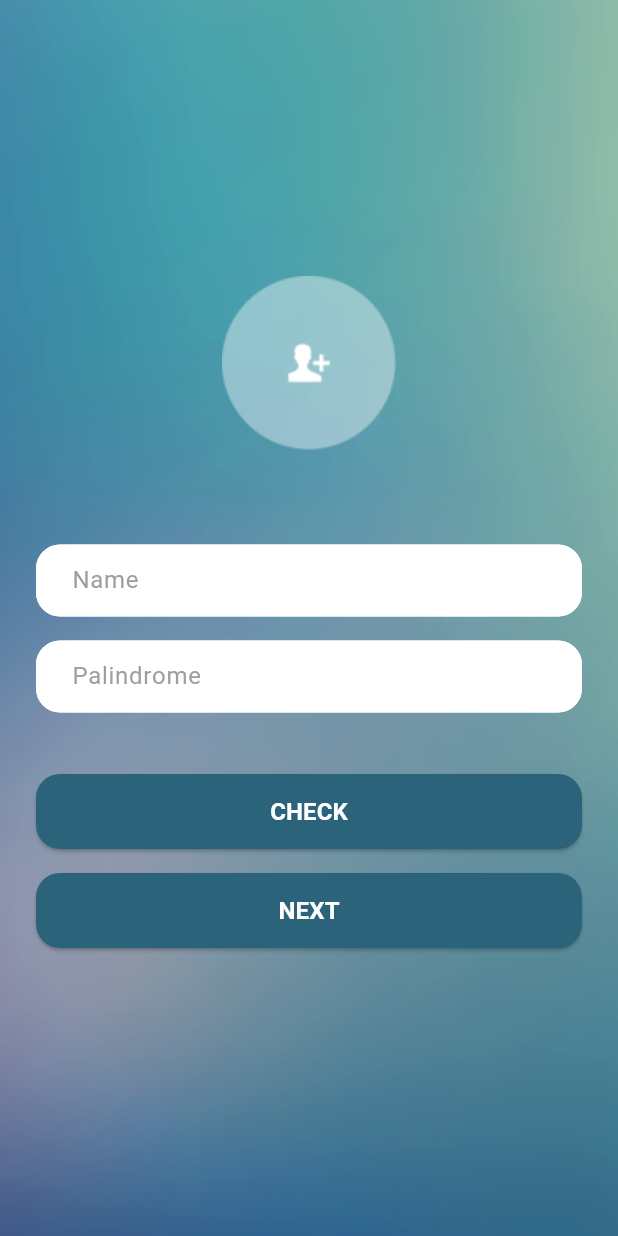
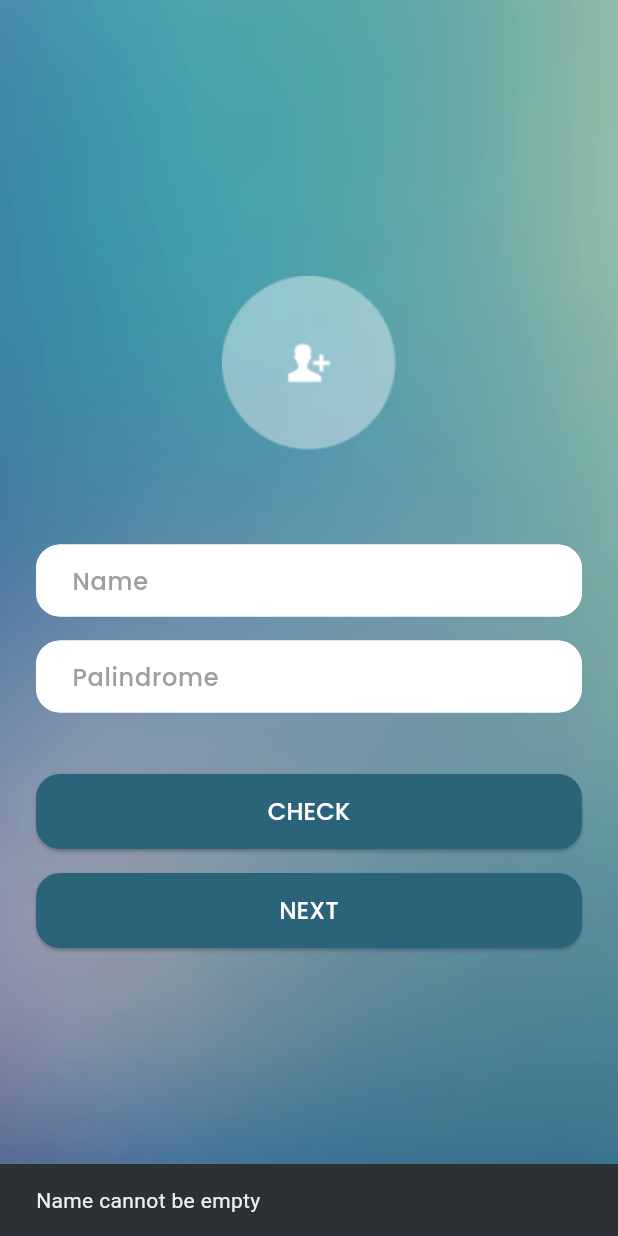
Before and after one commit to ifky06/suitmedia_mobile_dev_test, a Flutter app: the screen it shows after launch, after a tap on "NEXT", on a phone screen of 412 x 824 dp. Run offline on Flutter 3.47's test engine with Material 3 defaults, Android fonts, the phone set to English and light mode, and no system bars; our stand-ins replace google_fonts.

Commit message:
fix some bug

```diff
--- a/lib/components/elevated_button.dart
+++ b/lib/components/elevated_button.dart
@@ -1,4 +1,5 @@
 import 'package:flutter/material.dart';
+import 'package:google_fonts/google_fonts.dart';
 import 'package:suitmedia_mobile_dev_test/Theme/custom_theme.dart';
 
 class MyElevatedButton extends StatelessWidget {
@@ -25,11 +26,12 @@ class MyElevatedButton extends StatelessWidget {
             borderRadius: BorderRadius.circular(16),
           ),
         ),
-        child: Text(
-          titleText,
-          style: const TextStyle(
-              fontSize: 16, fontWeight: FontWeight.bold, color: Colors.white),
-        ),
+        child: Text(titleText,
+            style: GoogleFonts.poppins(
+              color: Colors.white,
+              fontWeight: FontWeight.w500,
+              fontSize: 16,
+            )),
       ),
     );
   }
--- a/lib/components/text_field.dart
+++ b/lib/components/text_field.dart
@@ -1,15 +1,14 @@
 import 'package:flutter/material.dart';
+import 'package:google_fonts/google_fonts.dart';
 
 class MyTextField extends StatelessWidget {
-  final String initialValue;
   final String hintText;
-  final void Function(String)? onChanged;
+  final TextEditingController? textController;
 
   const MyTextField({
     super.key,
-    this.initialValue = '',
     required this.hintText,
-    this.onChanged,
+    this.textController,
   });
 
   @override
@@ -21,11 +20,14 @@ class MyTextField extends StatelessWidget {
         borderRadius: BorderRadius.circular(16),
       ),
       child: TextFormField(
-        onChanged: onChanged,
-        initialValue: initialValue,
+        controller: textController,
         decoration: InputDecoration(
           hintText: hintText,
-          hintStyle: const TextStyle(color: Colors.grey),
+          hintStyle: GoogleFonts.poppins(
+            color: Colors.grey,
+            fontWeight: FontWeight.w500,
+            fontSize: 16,
+          ),
           contentPadding: const EdgeInsets.symmetric(horizontal: 20),
           border: const OutlineInputBorder(
             borderRadius: BorderRadius.all(Radius.circular(16)),
--- a/lib/pages/first_screen.dart
+++ b/lib/pages/first_screen.dart
@@ -2,14 +2,24 @@ import 'package:flutter/material.dart';
 import 'package:suitmedia_mobile_dev_test/Theme/custom_theme.dart';
 import 'package:suitmedia_mobile_dev_test/components/elevated_button.dart';
 import 'package:suitmedia_mobile_dev_test/components/text_field.dart';
+import 'package:suitmedia_mobile_dev_test/pages/second_page.dart';
 
-class FirstScreen extends StatelessWidget {
+class FirstScreen extends StatefulWidget {
   const FirstScreen({super.key});
+
+  @override
+  State<FirstScreen> createState() => _FirstScreenState();
+}
+
+class _FirstScreenState extends State<FirstScreen> {
+  final TextEditingController nameController = TextEditingController();
+  final TextEditingController palindromeController = TextEditingController();
 
   void _checkPalindrome(BuildContext context, String palindrome) {
     ScaffoldMessenger.of(context).clearSnackBars();
 
-    final isPalindrome = palindrome == palindrome.split('').reversed.join();
+    final isPalindrome = palindrome.replaceAll(' ', '').toLowerCase() ==
+        palindrome.split('').reversed.join().replaceAll(' ', '').toLowerCase();
 
     if (palindrome.isEmpty) {
       ScaffoldMessenger.of(context).showSnackBar(
@@ -34,10 +44,25 @@ class FirstScreen extends StatelessWidget {
     }
   }
 
+  void _handleNextButton(BuildContext context, String name) {
+    if (name.isEmpty) {
+      ScaffoldMessenger.of(context).showSnackBar(
+        const SnackBar(
+          content: Text('Name cannot be empty'),
+        ),
+      );
+    } else {
+      Navigator.push(
+        context,
+        MaterialPageRoute(
+          builder: (context) => SecondPage(name: name),
+        ),
+      );
+    }
+  }
+
   @override
   Widget build(BuildContext context) {
-    String name = '';
-    String palindrome = '';
 
     return Scaffold(
       body: Container(
@@ -58,26 +83,23 @@ class FirstScreen extends StatelessWidget {
                 const SizedBox(height: 55),
                 MyTextField(
                   hintText: 'Name',
-                  onChanged: (value) {
-                    name = value;
-                  },
+                  textController: nameController,
                 ),
                 MyTextField(
                   hintText: 'Palindrome',
-                  onChanged: (value) {
-                    palindrome = value;
-                  },
+                  textController: palindromeController,
                 ),
                 const SizedBox(height: 25),
                 MyElevatedButton(
                     titleText: 'CHECK',
                     onPressed: () {
-                      _checkPalindrome(context, palindrome);
+                      _checkPalindrome(context, palindromeController.text);
                     }),
                 MyElevatedButton(
-                  titleText: 'NEXT',
-                  onPressed: () {},
-                ),
+                    titleText: 'NEXT',
+                    onPressed: () {
+                      _handleNextButton(context, nameController.text);
+                    }),
               ],
             ),
           )),
--- /dev/null
+++ b/lib/pages/second_page.dart
@@ -0,0 +1,19 @@
+import 'package:flutter/material.dart';
+import 'package:suitmedia_mobile_dev_test/components/app_bar.dart';
+
+class SecondPage extends StatelessWidget {
+  final String name;
+  const SecondPage({super.key, required this.name});
+
+  @override
+  Widget build(BuildContext context) {
+    return Scaffold(
+      appBar: buildAppBar(context, 'Second Screen'),
+      body: Container(
+        constraints: const BoxConstraints.expand(),
+        alignment: Alignment.center,
+        child: Text(name),
+      ),
+    );
+  }
+}
--- a/pubspec.yaml
+++ b/pubspec.yaml
@@ -34,6 +34,9 @@ dependencies:
   # The following adds the Cupertino Icons font to your application.
   # Use with the CupertinoIcons class for iOS style icons.
   cupertino_icons: ^1.0.2
+  flutter_bloc: ^8.1.3
+  dio: ^5.4.0
+  google_fonts: ^6.1.0
 
 dev_dependencies:
   flutter_test:
```
Also changed, not shown: lib/components/app_bar.dart (added, +14 -0 lines), pubspec.lock, 1 other file.
